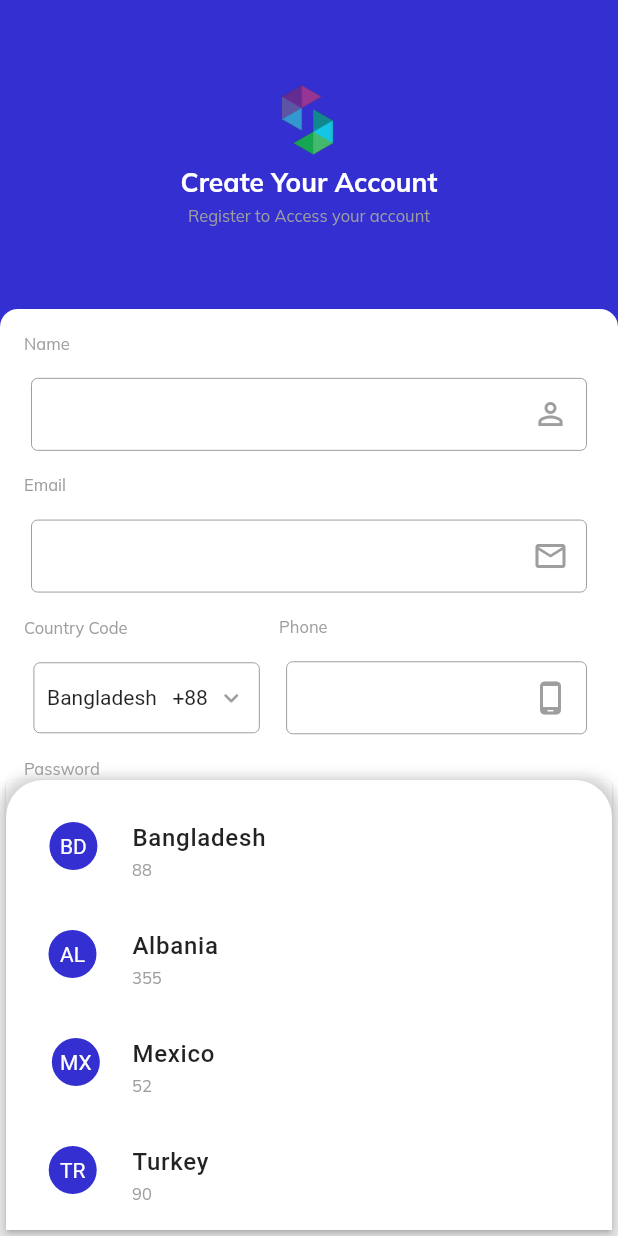
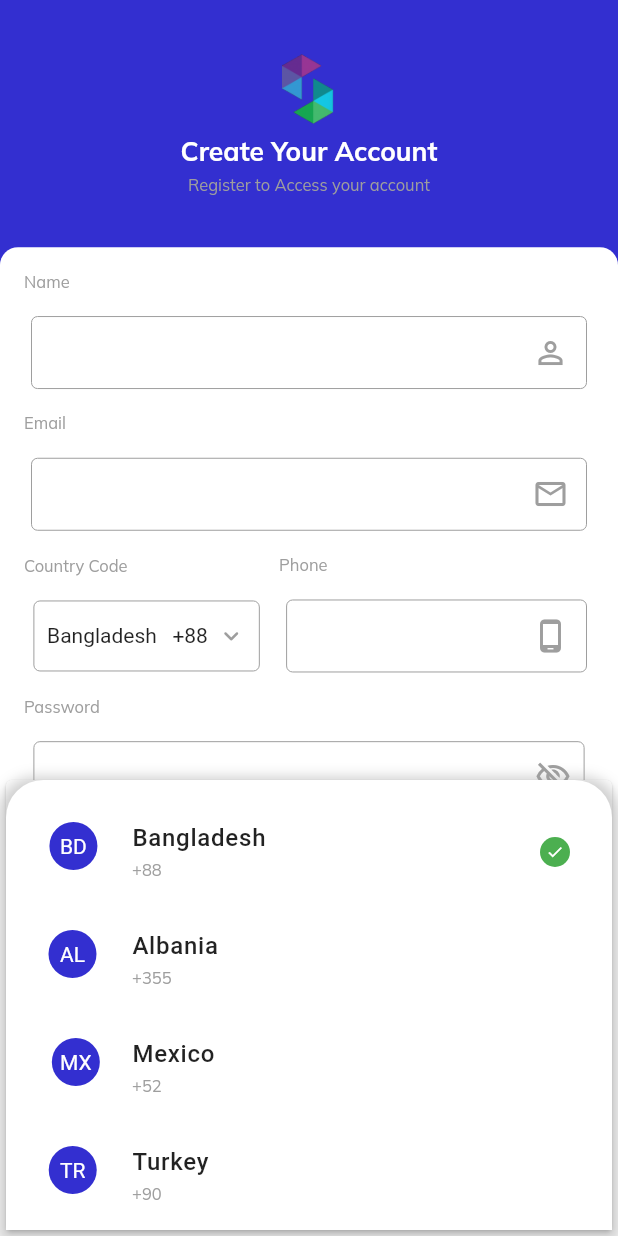
Before and after one commit to Khalidhassan3011/solution_spin, a Flutter app: the RegistrationPageView screen opened by its route, after a tap on an icon or button, on a phone screen of 412 x 824 dp. Run offline on Flutter 3.47's test engine with Material 2 defaults, Android fonts, the phone set to English and light mode, and no system bars; our stand-ins replace flutter_screenutil, get, get_storage, google_fonts; accounts and stored records are empty.

Commit message:
ui fixed

```diff
--- a/lib/app/modules/registration_page/views/registration_page_view.dart
+++ b/lib/app/modules/registration_page/views/registration_page_view.dart
@@ -31,7 +31,7 @@ class RegistrationPageView extends GetView<RegistrationPageController> {
   }
 
   Widget get _header => SizedBox(
-        height: Get.height * .25,
+        height: Get.height * .2,
         child: Column(
           mainAxisAlignment: MainAxisAlignment.center,
           crossAxisAlignment: CrossAxisAlignment.center,
@@ -70,7 +70,7 @@ class RegistrationPageView extends GetView<RegistrationPageController> {
 
   // register fields
   Widget get _registerField => Container(
-        height: Get.height * .75,
+        height: Get.height * .8,
         padding: const EdgeInsets.all(16),
         child: ListView(
           shrinkWrap: true,
@@ -192,6 +192,7 @@ class RegistrationPageView extends GetView<RegistrationPageController> {
       );
 
   void _selectCountryCode() {
+    Utils.unFocus;
     List<Widget> _items = [];
 
     for (var numberFormat in Helper.data.numberFormat) {
@@ -216,9 +217,25 @@ class RegistrationPageView extends GetView<RegistrationPageController> {
             ),
           ),
           subtitle: Text(
-            numberFormat.countryCode,
+            "+${numberFormat.countryCode}",
             style: Style.textStyle.hints.copyWith(
               wordSpacing: 4,
+            ),
+          ),
+          trailing: Visibility(
+            visible: numberFormat.isoCode == controller.number.value.numberFormat.isoCode,
+            child: Container(
+              height: 20,
+              width: 20,
+              decoration: const BoxDecoration(
+                shape: BoxShape.circle,
+                color: Colors.green,
+              ),
+              child: const Icon(
+                Icons.check,
+                size: 12,
+                color: Colors.white,
+              ),
             ),
           ),
         ),
@@ -269,7 +286,7 @@ class RegistrationPageView extends GetView<RegistrationPageController> {
 
   // OTP fields
   Widget get _showOtp => Container(
-    height: Get.height * .75,
+    height: Get.height * .8,
     padding: EdgeInsets.symmetric(horizontal: Get.width * .2),
     child: Column(
       mainAxisAlignment: MainAxisAlignment.center,
```
Also changed, not shown: lib/app/modules/home_page/views/home_page_view.dart (+5 -5 lines), lib/app/modules/login_page/views/login_page_view.dart (+8 -2 lines).
